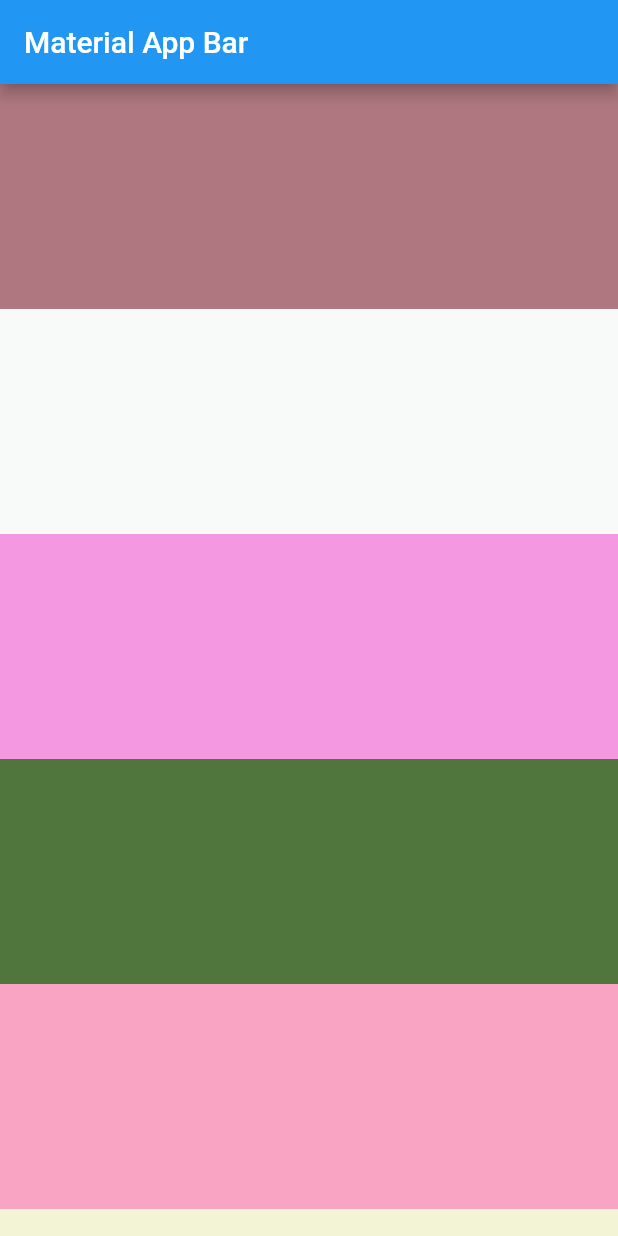
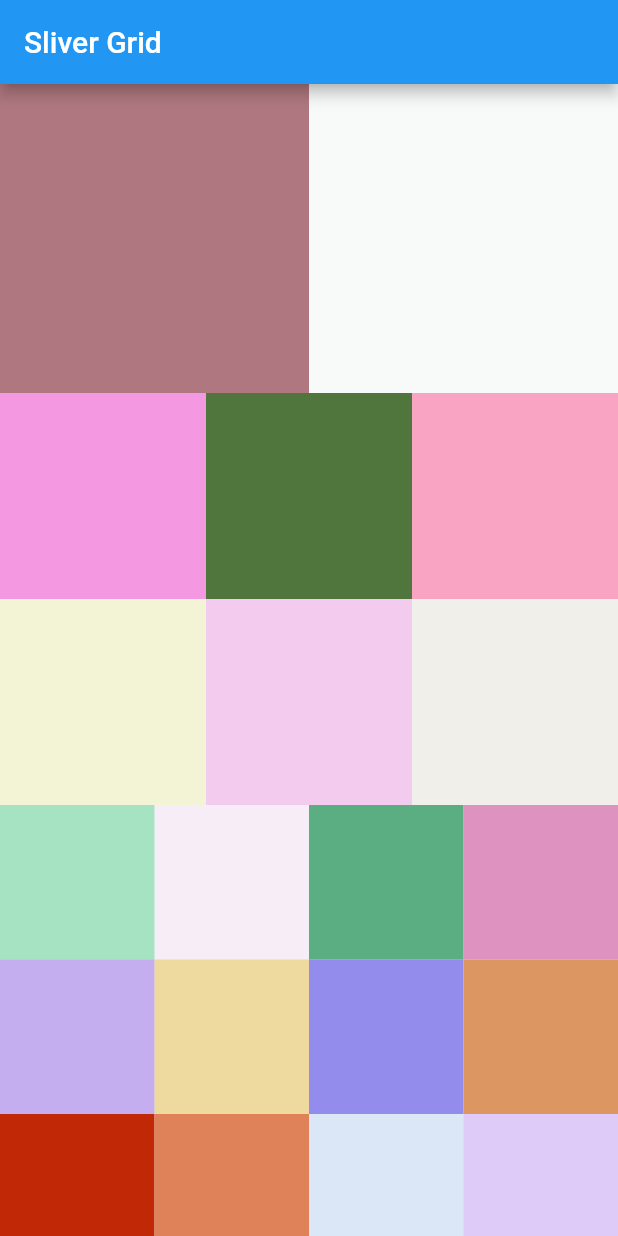
Before and after one commit to lissavcasas/slivers, a Flutter app: the screen it shows after launch, on a phone screen of 412 x 824 dp. Run offline on Flutter 3.47's test engine with Material 2 defaults, Android fonts, the phone set to English and light mode, and no system bars.

Commit message:
add sliver grid sample

```diff
--- /dev/null
+++ b/lib/grid_list.dart
@@ -0,0 +1,86 @@
+import 'dart:math' as math;
+import 'package:flutter/material.dart';
+
+class GridList extends StatefulWidget {
+  GridList({Key key}) : super(key: key);
+
+  @override
+  _GridListState createState() => _GridListState();
+}
+
+class _GridListState extends State<GridList> {
+  final rnd = math.Random();
+
+  @override
+  Widget build(BuildContext context) {
+    return Scaffold(
+      appBar: AppBar(
+        title: Text('Sliver Grid'),
+      ),
+      body: Center(
+        child: Container(
+          child: customWidget(),
+        ),
+      ),
+    );
+  }
+
+  customWidget() => CustomScrollView(
+        slivers: <Widget>[
+          SliverGrid(
+            gridDelegate: SliverGridDelegateWithFixedCrossAxisCount(
+              crossAxisCount: 2,
+            ),
+            delegate: SliverChildBuilderDelegate(
+              (BuildContext context, int index) {
+                return new Container(color: getRandomColor(), height: 150.0);
+              },
+              childCount: 2,
+            ),
+          ),
+          SliverGrid(
+            gridDelegate: SliverGridDelegateWithFixedCrossAxisCount(
+              crossAxisCount: 3,
+            ),
+            delegate: SliverChildBuilderDelegate(
+              (BuildContext context, int index) {
+                return new Container(color: getRandomColor(), height: 150.0);
+              },
+              childCount: 6,
+            ),
+          ),
+          SliverGrid(
+            gridDelegate: SliverGridDelegateWithFixedCrossAxisCount(
+              crossAxisCount: 4,
+            ),
+            delegate: SliverChildBuilderDelegate(
+              (BuildContext context, int index) {
+                return new Container(color: getRandomColor(), height: 150.0);
+              },
+              //childCount: 4,
+            ),
+          ),
+          /* SliverGrid(
+            gridDelegate: SliverGridDelegateWithMaxCrossAxisExtent(
+              maxCrossAxisExtent: 200.0,
+              mainAxisSpacing: 10.0,
+              crossAxisSpacing: 10.0,
+              childAspectRatio: 4.0,
+            ),
+            delegate: SliverChildBuilderDelegate(
+              (BuildContext context, int index) {
+                return Container(
+                  alignment: Alignment.center,
+                  color: Colors.teal[100 * (index % 9)],
+                  child: Text('Grid Item $index'),
+                );
+              },
+              childCount: 20,
+            ),
+          ), */
+        ],
+      );
+
+//To get random color
+  Color getRandomColor() => Color(rnd.nextInt(0xffffffff));
+}
--- a/lib/main.dart
+++ b/lib/main.dart
@@ -1,6 +1,6 @@
 import 'package:flutter/material.dart';
-
-import 'demo_page.dart';
+import 'package:gridview/grid_list.dart';
+//import 'sliver_list.dart';
 
 void main() => runApp(MyApp());
 
@@ -13,7 +13,7 @@ class MyApp extends StatelessWidget {
       theme: ThemeData(
         primarySwatch: Colors.blue,
       ),
-      home: DemoPage(),
+      home: GridList(),
     );
   }
 }
--- a/lib/demo_page.dart
+++ b/lib/sliver_list.dart
@@ -16,7 +16,7 @@ final rnd = math.Random();
   Widget build(BuildContext context) {
     return Scaffold(
       appBar: AppBar(
-        title: Text('Material App Bar'),
+        title: Text('Sliver List'),
       ),
       body: Center(
         child: Container(
```
